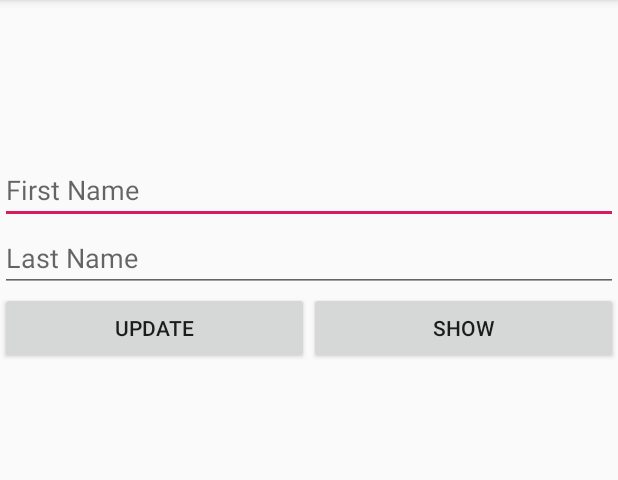
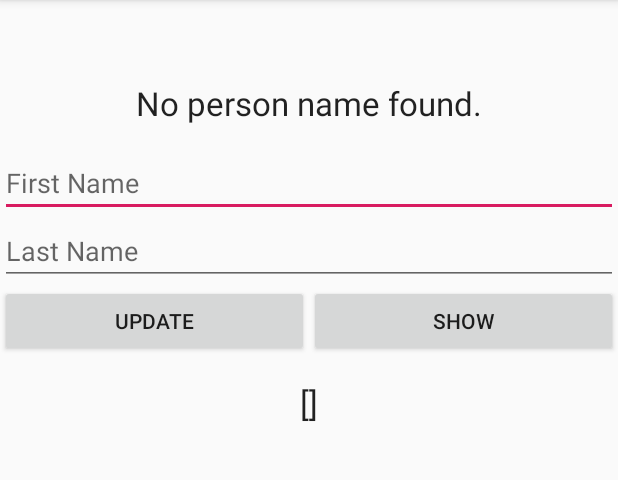
Before and after one commit to SargisKhlopuzyan/Android-Architecture, an Android app: the screen it shows after launch (MainActivity), after a tap on "SHOW", on a phone screen of 412 x 824 dp, the part 84-564 px from its top. Run offline under Robolectric (Android 15) with nearby library versions, the phone set to English and light mode, and no system bars; our stand-ins replace data binding; libraries missing offline, so code that uses them is left out: android.view.

Commit message:
Implemented MVVM design pattern

```diff
--- a/app/src/main/AndroidManifest.xml
+++ b/app/src/main/AndroidManifest.xml
@@ -9,7 +9,7 @@
         android:roundIcon="@mipmap/ic_launcher_round"
         android:supportsRtl="true"
         android:theme="@style/AppTheme">
-        <activity android:name=".MainActivity">
+        <activity android:name=".view.MainActivity">
             <intent-filter>
                 <action android:name="android.intent.action.MAIN" />
 
--- a/app/src/main/java/com/sargis/kh/android_architecture/MainActivity.java
+++ /dev/null
@@ -1,24 +0,0 @@
-package com.sargis.kh.android_architecture;
-
-import android.databinding.DataBindingUtil;
-import android.os.Bundle;
-import android.support.v7.app.AppCompatActivity;
-
-import com.sargis.kh.android_architecture.databinding.ActivityMainBinding;
-
-public class MainActivity extends AppCompatActivity {
-
-    private ActivityMainBinding binding;
-
-    @Override
-    protected void onCreate(Bundle savedInstanceState) {
-        super.onCreate(savedInstanceState);
-        binding = DataBindingUtil.setContentView(this, R.layout.activity_main);
-
-        binding.setOnShowClickListener(v -> {
-        });
-
-        binding.setOnUpdateClickListener(v -> {
-        });
-    }
-}
--- /dev/null
+++ b/app/src/main/java/com/sargis/kh/android_architecture/model/Person.java
@@ -0,0 +1,48 @@
+package com.sargis.kh.android_architecture.model;
+
+import androidx.annotation.NonNull;
+
+public class Person {
+
+    private String name;
+    private String surname;
+
+    public Person(String name, String surname) {
+        this.name = name;
+        this.surname = surname;
+    }
+
+    public Person(Person person) {
+        this.name = person.getName();
+        this.surname = person.getSurname();
+    }
+
+    public Person() {
+        this.name = "";
+        this.surname = "";
+    }
+
+    public String getName() {
+        return name;
+    }
+
+    public String getSurname() {
+        return surname;
+    }
+
+
+    public void setName(String name) {
+        this.name = name;
+    }
+
+    public void setSurname(String surname) {
+        this.surname = surname;
+    }
+
+    @NonNull
+    @Override
+    public String toString() {
+        return
+                name + " - " + surname;
+    }
+}
--- /dev/null
+++ b/app/src/main/java/com/sargis/kh/android_architecture/view/MainActivity.java
@@ -0,0 +1,29 @@
+package com.sargis.kh.android_architecture.view;
+
+import android.os.Bundle;
+
+import androidx.appcompat.app.AppCompatActivity;
+import androidx.databinding.DataBindingUtil;
+import androidx.lifecycle.ViewModelProviders;
+
+import com.sargis.kh.android_architecture.R;
+import com.sargis.kh.android_architecture.databinding.ActivityMainBinding;
+import com.sargis.kh.android_architecture.viewmodel.MVVM_ViewModel;
+
+public class MainActivity extends AppCompatActivity {
+
+    private ActivityMainBinding binding;
+
+    private MVVM_ViewModel viewModel;
+
+    @Override
+    protected void onCreate(Bundle savedInstanceState) {
+        super.onCreate(savedInstanceState);
+
+        binding = DataBindingUtil.setContentView(this, R.layout.activity_main);
+
+        viewModel = ViewModelProviders.of(this).get(MVVM_ViewModel.class);
+        viewModel.init();
+        binding.setMvvmViewModel(viewModel);
+    }
+}
--- /dev/null
+++ b/app/src/main/java/com/sargis/kh/android_architecture/viewmodel/MVVM_ViewModel.java
@@ -0,0 +1,40 @@
+package com.sargis.kh.android_architecture.viewmodel;
+
+import androidx.databinding.ObservableArrayList;
+import androidx.databinding.ObservableField;
+import androidx.lifecycle.ViewModel;
+
+import com.sargis.kh.android_architecture.model.Person;
+
+public class MVVM_ViewModel extends ViewModel {
+
+    public ObservableArrayList<Person> people;
+    private Person person;
+    public ObservableField<String> message;
+
+
+    public void init() {
+        people = new ObservableArrayList<>();
+
+        if (person == null)
+            person = new Person();
+
+        if (message == null)
+            message = new ObservableField<>();
+    }
+
+    public void onUpdateClicked(String name, String surname) {
+        person.setName(name);
+        person.setSurname(surname);
+    }
+
+    public void onShowClicked() {
+        if (person.getName() == null || person.getSurname() == null || person.getName().isEmpty() || person.getSurname().isEmpty()) {
+            message.set("No person name found.");
+            return;
+        }
+        message.set("Hi " + person.getName() + "!");
+        people.add(new Person(person));
+    }
+
+}
--- a/app/src/main/res/layout/activity_main.xml
+++ b/app/src/main/res/layout/activity_main.xml
@@ -7,20 +7,12 @@
         <import type="android.view.View" />
 
         <variable
-            name="message"
-            type="String" />
-
-        <variable
-            name="onUpdateClickListener"
-            type="android.view.View.OnClickListener" />
-
-        <variable
-            name="onShowClickListener"
-            type="android.view.View.OnClickListener" />
+            name="mvvmViewModel"
+            type="com.sargis.kh.android_architecture.viewmodel.MVVM_ViewModel" />
 
     </data>
 
-    <android.support.constraint.ConstraintLayout
+    <androidx.constraintlayout.widget.ConstraintLayout
         android:layout_width="match_parent"
         android:layout_height="match_parent">
 
@@ -29,7 +21,7 @@
             android:layout_width="match_parent"
             android:layout_height="wrap_content"
             android:gravity="center"
-            android:text="@{message}"
+            android:text="@{mvvmViewModel.message}"
             android:textAppearance="?android:textAppearanceLarge"
             app:layout_constraintTop_toTopOf="parent"
             app:layout_constraintBottom_toTopOf="@id/textViewFirstName"
@@ -63,9 +55,9 @@
             android:layout_height="wrap_content"
             android:layout_weight="1"
             android:text="@string/update"
-            android:onClick="@{(v) -> onUpdateClickListener.onClick(v)}"
-            app:layout_constraintTop_toBottomOf="@+id/textViewLastName"
-            app:layout_constraintBottom_toBottomOf="parent"
+            android:onClick="@{() -> mvvmViewModel.onUpdateClicked(textViewFirstName.getText().toString(), textViewLastName.getText().toString())}"
+        app:layout_constraintTop_toBottomOf="@+id/textViewLastName"
+            app:layout_constraintBottom_toTopOf="@+id/textViewHistory"
             app:layout_constraintLeft_toLeftOf="parent"
             app:layout_constraintRight_toLeftOf="@+id/buttonShowMessage"
             app:layout_constraintVertical_chainStyle="packed"
@@ -77,11 +69,25 @@
             android:layout_height="wrap_content"
             android:layout_weight="1"
             android:text="@string/show"
-            android:onClick="@{(v) -> onShowClickListener.onClick(v)}"
+            android:onClick="@{() -> mvvmViewModel.onShowClicked()}"
             app:layout_constraintTop_toTopOf="@+id/buttonUpdate"
             app:layout_constraintBottom_toBottomOf="@+id/buttonUpdate"
             app:layout_constraintLeft_toRightOf="@+id/buttonUpdate"
             app:layout_constraintRight_toRightOf="parent"/>
 
-    </android.support.constraint.ConstraintLayout>
+        <TextView
+            android:id="@+id/textViewHistory"
+            android:layout_width="match_parent"
+            android:layout_height="wrap_content"
+            android:gravity="center"
+            android:text="@{mvvmViewModel.people.toString()}"
+            app:layout_constraintVertical_bias="0.1"
+            android:layout_marginTop="@dimen/margin_top"
+            android:textAppearance="?android:textAppearanceLarge"
+            app:layout_constraintTop_toBottomOf="@+id/buttonUpdate"
+            app:layout_constraintBottom_toBottomOf="parent"
+            app:layout_constraintLeft_toRightOf="@+id/buttonUpdate"
+            app:layout_constraintRight_toRightOf="parent"/>
+
+    </androidx.constraintlayout.widget.ConstraintLayout>
 </layout>
--- a/gradle.properties
+++ b/gradle.properties
@@ -7,6 +7,8 @@
 # Specifies the JVM arguments used for the daemon process.
 # The setting is particularly useful for tweaking memory settings.
 org.gradle.jvmargs=-Xmx1536m
+android.useAndroidX=true
+android.enableJetifier=true
 # When configured, Gradle will run in incubating parallel mode.
 # This option should only be used with decoupled projects. More details, visit
 # http://www.gradle.org/docs/current/userguide/multi_project_builds.html#sec:decoupled_projects
```
Also changed, not shown: app/build.gradle (+5 -4 lines), app/src/main/res/drawable/mvvm_android_architecture_component.png (added), app/src/main/res/drawable/mvvm_android_architecture_component_2.png (added).
